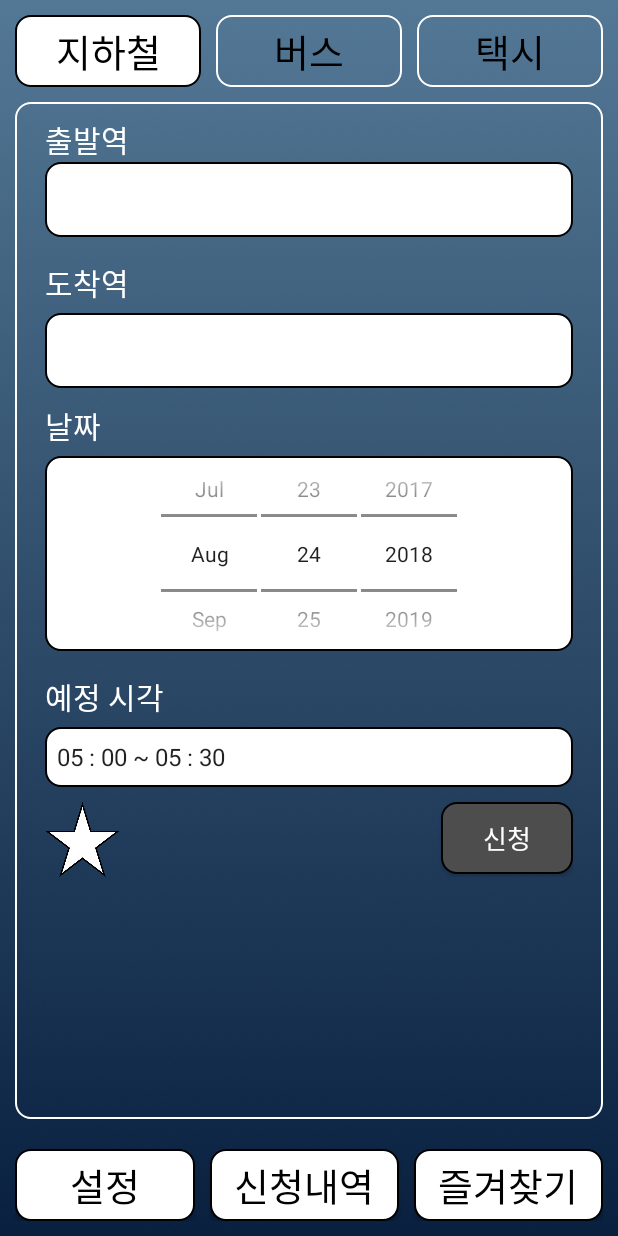
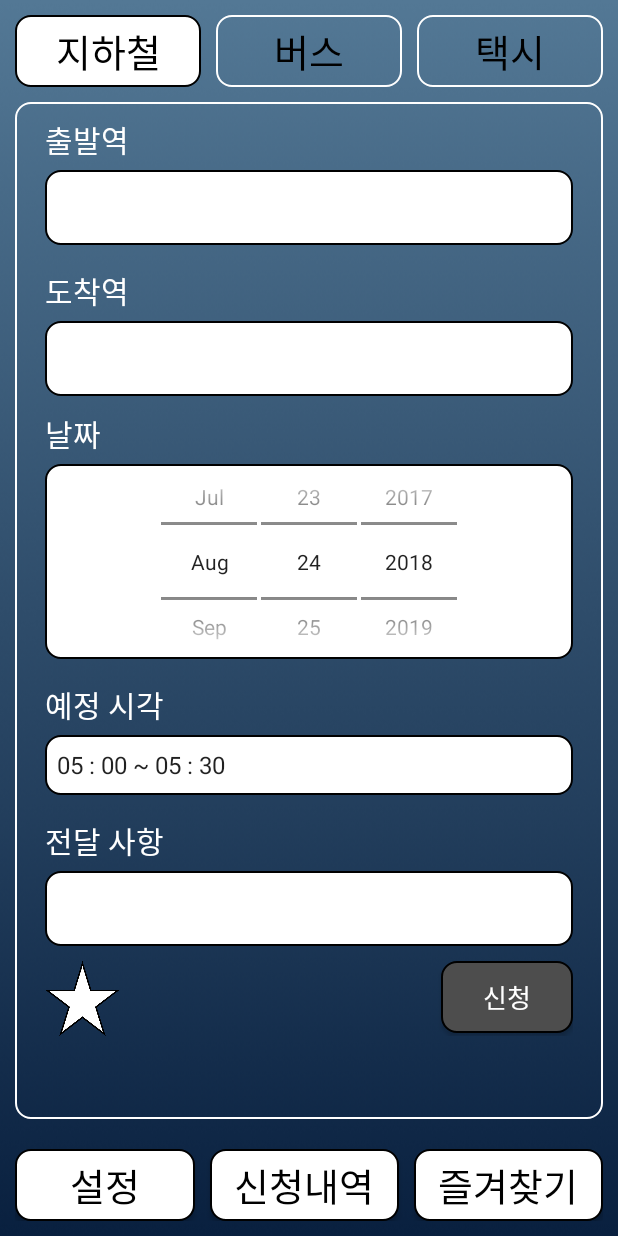
Before and after one commit to seungmin-lee/leejangkim, an Android app: the SubwayFragment screen opened directly, with no data from a screen before it, on a phone screen of 412 x 824 dp. Run offline under Robolectric (Android 15) with nearby library versions, the phone set to English and light mode, and no system bars; our stand-ins replace ButterKnife; libraries missing offline, so code that uses them is left out: com.squareup.otto; 1 statement that could not run was skipped.

Commit message:
인증코드 email 내용 수정 인증코드 문자로만 / edittext singline 아이디 대소문자 중복확인 subway fragment memo 삽입

```diff
--- a/app/src/main/AndroidManifest.xml
+++ b/app/src/main/AndroidManifest.xml
@@ -17,7 +17,7 @@
         <activity
             android:name=".LoginActivity"
             android:theme="@style/Theme.AppCompat.Light.NoActionBar.FullScreen"
-            android:windowSoftInputMode="adjustResize"
+            android:windowSoftInputMode="adjustPan"
             >
             <intent-filter>
                 <action android:name="android.intent.action.MAIN" />
--- a/app/src/main/java/com/example/seungmin1216/team/fragment/Join3Fragment.java
+++ b/app/src/main/java/com/example/seungmin1216/team/fragment/Join3Fragment.java
@@ -128,7 +128,8 @@ public class Join3Fragment extends Fragment {
                     GMailSender gMailSender = new GMailSender("1216seungmin@gmail.com", "Dltmdals5-");
                     Certification_Number = gMailSender.getEmailCode();
                     email= et_input_email.getText().toString();
-                    gMailSender.sendMail("인증번호",Certification_Number,email);
+                    gMailSender.sendMail("00 앱 회원가입 이메일 인증번호 ","안녕하세요.\n\n" +
+                                    "인증번호 : ["+Certification_Number +"]  입니다.\n\n" + "인증번호를 빈칸에 입력해주세요",email);
                     Toast.makeText(getActivity(), "이메일을 성공적으로 보냈습니다.", Toast.LENGTH_SHORT).show();
 
                     ll_input_code.setVisibility(View.VISIBLE);
--- a/app/src/main/java/com/example/seungmin1216/team/fragment/SubwayFragment.java
+++ b/app/src/main/java/com/example/seungmin1216/team/fragment/SubwayFragment.java
@@ -2,6 +2,7 @@ package com.example.seungmin1216.team.fragment;
 
 import android.app.AlertDialog;
 import android.app.DatePickerDialog;
+import android.content.Context;
 import android.content.Intent;
 import android.os.Bundle;
 import android.support.annotation.NonNull;
@@ -10,12 +11,15 @@ import android.support.v4.app.Fragment;
 import android.view.LayoutInflater;
 import android.view.View;
 import android.view.ViewGroup;
+import android.view.WindowManager;
+import android.view.inputmethod.InputMethodManager;
 import android.widget.AdapterView;
 import android.widget.ArrayAdapter;
 import android.widget.Button;
 import android.widget.CheckedTextView;
 import android.widget.DatePicker;
 import android.widget.EditText;
+import android.widget.ScrollView;
 import android.widget.Spinner;
 import android.widget.TextView;
 import android.widget.Toast;
@@ -54,6 +58,9 @@ public class SubwayFragment extends Fragment {
     @BindView(R.id.btn_bookmark_nonclick) Button btn_bookmark_nonclick;
     @BindView(R.id.txt_subway_origin) TextView txt_subway_origin;
     @BindView(R.id.txt_subway_destination) TextView txt_subway_destination;
+    @BindView(R.id.et_subway_memo) EditText et_subway_memo;
+    @BindView(R.id.myScrollView) ScrollView myScrollView;
+
 
 
     private Unbinder unbinder;
@@ -69,15 +76,26 @@ public class SubwayFragment extends Fragment {
         btn_bookmark_nonclick = view.findViewById(R.id.btn_bookmark_nonclick);
         bus.register(this);
 
+
         spinner = view.findViewById(R.id.sp1);
 
         ArrayAdapter adapter = ArrayAdapter.createFromResource(getContext(),R.array.location,android.R.layout.simple_spinner_item);
         adapter.setDropDownViewResource(android.R.layout.simple_spinner_dropdown_item);
         spinner.setAdapter(adapter);
 
-
-
-
+        et_subway_memo.setOnFocusChangeListener(new View.OnFocusChangeListener() {
+            @Override
+            public void onFocusChange(View v, boolean hasFocus) {
+                if(hasFocus == true){
+                    myScrollView.postDelayed(new Runnable() {
+                        @Override
+                        public void run() {
+                            myScrollView.smoothScrollBy(0,800);
+                        }
+                    },100);
+                }
+            }
+        });
 
         return view;
     }
@@ -127,4 +145,16 @@ public class SubwayFragment extends Fragment {
 
     }
 
+    @Override
+    public void onResume() {
+        et_subway_memo.requestFocus();
+        InputMethodManager mgr = (InputMethodManager)getActivity().getSystemService(Context.INPUT_METHOD_SERVICE);
+        mgr.showSoftInput(et_subway_memo, InputMethodManager.SHOW_IMPLICIT);
+        super.onResume();
+    }
+
+
+
+
+
 }
--- a/app/src/main/res/layout/activity_login.xml
+++ b/app/src/main/res/layout/activity_login.xml
@@ -1,4 +1,5 @@
 <?xml version="1.0" encoding="utf-8"?>
+
     <RelativeLayout
         xmlns:android="http://schemas.android.com/apk/res/android"
         xmlns:app="http://schemas.android.com/apk/res-auto"
@@ -9,9 +10,7 @@
         tools:context=".LoginActivity"
         android:orientation="vertical"
         android:id="@+id/mainLayout"
-
         >
-
         <RelativeLayout
             android:layout_width="wrap_content"
             android:layout_height="wrap_content"
--- a/app/src/main/res/layout/fragment_join3.xml
+++ b/app/src/main/res/layout/fragment_join3.xml
@@ -66,6 +66,8 @@
                 android:layout_width="200dp"
                 android:layout_height="50dp"
                 android:layout_gravity="left"
+                android:inputType="number"
+                android:singleLine="true"
                 android:background="@drawable/nonclick_edittext"
                 android:hint="인증 코드"
                 android:padding="10dp"
--- a/app/src/main/res/layout/fragment_subway.xml
+++ b/app/src/main/res/layout/fragment_subway.xml
@@ -2,15 +2,14 @@
 <ScrollView
     xmlns:android="http://schemas.android.com/apk/res/android"
     android:layout_width="match_parent"
-    android:layout_height="match_parent"
+    android:layout_height="wrap_content"
+    android:id="@+id/myScrollView"
     android:background="@drawable/fragment_background"
     >
 
     <LinearLayout
         android:layout_width="match_parent"
         android:layout_height="match_parent"
-        android:layout_alignParentStart="true"
-        android:layout_alignParentTop="true"
         android:orientation="vertical">
 
 
@@ -32,6 +31,7 @@
                     android:layout_width="wrap_content"
                     android:layout_height="wrap_content"
                     android:text="출발역"
+                    android:layout_marginBottom="5dp"
                     android:textColor="@color/textcolor"
                     android:textSize="20dp" />
 
@@ -101,6 +101,8 @@
 
             </LinearLayout>
 
+
+
             <LinearLayout
                 android:layout_width="match_parent"
                 android:layout_height="wrap_content"
@@ -125,6 +127,32 @@
                     android:background="@drawable/spinner"
                     android:textSize="35dp" />
 
+            </LinearLayout>
+
+            <LinearLayout
+                android:layout_width="match_parent"
+                android:layout_height="wrap_content"
+                android:layout_marginLeft="20dp"
+                android:layout_marginRight="20dp"
+                android:layout_marginTop="10dp"
+                android:orientation="vertical">
+
+                <TextView
+                    android:layout_width="wrap_content"
+                    android:layout_height="wrap_content"
+                    android:layout_marginBottom="5dp"
+                    android:layout_marginTop="5dp"
+                    android:text="전달 사항"
+                    android:textColor="@color/textcolor"
+                    android:textSize="20dp" />
+
+                <EditText
+                    android:id="@+id/et_subway_memo"
+                    android:layout_width="match_parent"
+                    android:layout_height="50dp"
+                    android:background="@drawable/click_edittext"
+                    android:padding="5dp"
+                    android:textSize="20dp" />
             </LinearLayout>
 
             <RelativeLayout
```
Also changed, not shown: app/src/main/java/com/example/seungmin1216/team/fragment/Join1Fragment.java (+6 -1 lines), app/src/main/res/layout/mapmainactivity.xml (+12 -13 lines). Lines whose indentation alone changed are shown as unchanged.
